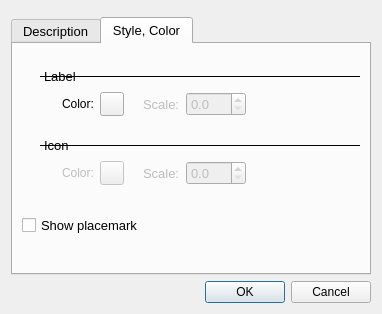
Before: the Qt Designer form src/lib/marble/EditTextAnnotationDialog.ui in KDE/marble, drawn with Qt 5.
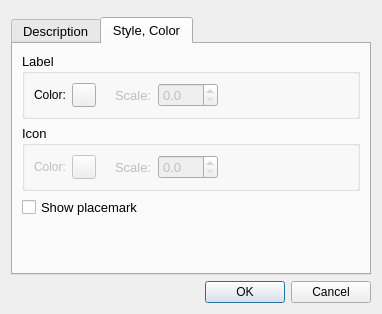
After: the same form once the commit is applied. Custom widgets are drawn as their Qt base class.

The edit to the form file:
```diff
--- a/src/lib/marble/EditTextAnnotationDialog.ui
+++ b/src/lib/marble/EditTextAnnotationDialog.ui
@@ -50,69 +50,11 @@
       </attribute>
       <layout class="QVBoxLayout" name="verticalLayout_3">
        <item>
-        <spacer name="verticalSpacer">
-         <property name="orientation">
-          <enum>Qt::Vertical</enum>
-         </property>
-         <property name="sizeType">
-          <enum>QSizePolicy::Fixed</enum>
-         </property>
-         <property name="sizeHint" stdset="0">
-          <size>
-           <width>308</width>
-           <height>13</height>
-          </size>
-         </property>
-        </spacer>
-       </item>
-       <item>
-        <layout class="QHBoxLayout" name="horizontalLayout">
-         <item>
-          <spacer name="horizontalSpacer">
-           <property name="orientation">
-            <enum>Qt::Horizontal</enum>
-           </property>
-           <property name="sizeType">
-            <enum>QSizePolicy::Fixed</enum>
-           </property>
-           <property name="sizeHint" stdset="0">
-            <size>
-             <width>18</width>
-             <height>20</height>
-            </size>
-           </property>
-          </spacer>
-         </item>
-         <item>
-          <widget class="QLabel" name="label_3">
-           <property name="frameShape">
-            <enum>QFrame::HLine</enum>
-           </property>
-           <property name="text">
+        <widget class="QGroupBox" name="groupBox">
+         <property name="title">
             <string>Label</string>
            </property>
-          </widget>
-         </item>
-        </layout>
-       </item>
-       <item>
-        <layout class="QHBoxLayout" name="horizontalLayout_4">
-         <item>
-          <spacer name="horizontalSpacer_2">
-           <property name="orientation">
-            <enum>Qt::Horizontal</enum>
-           </property>
-           <property name="sizeType">
-            <enum>QSizePolicy::Fixed</enum>
-           </property>
-           <property name="sizeHint" stdset="0">
-            <size>
-             <width>40</width>
-             <height>20</height>
-            </size>
-           </property>
-          </spacer>
-         </item>
+         <layout class="QHBoxLayout" name="horizontalLayout">
          <item>
           <layout class="QHBoxLayout" name="horizontalLayout_2">
            <item>
@@ -201,78 +143,21 @@
            </property>
            <property name="sizeHint" stdset="0">
             <size>
-             <width>78</width>
+              <width>96</width>
              <height>17</height>
             </size>
            </property>
           </spacer>
          </item>
         </layout>
+        </widget>
        </item>
        <item>
-        <spacer name="verticalSpacer_2">
-         <property name="orientation">
-          <enum>Qt::Vertical</enum>
-         </property>
-         <property name="sizeType">
-          <enum>QSizePolicy::Fixed</enum>
-         </property>
-         <property name="sizeHint" stdset="0">
-          <size>
-           <width>308</width>
-           <height>13</height>
-          </size>
-         </property>
-        </spacer>
-       </item>
-       <item>
-        <layout class="QHBoxLayout" name="horizontalLayout_5">
-         <item>
-          <spacer name="horizontalSpacer_5">
-           <property name="orientation">
-            <enum>Qt::Horizontal</enum>
-           </property>
-           <property name="sizeType">
-            <enum>QSizePolicy::Fixed</enum>
-           </property>
-           <property name="sizeHint" stdset="0">
-            <size>
-             <width>18</width>
-             <height>20</height>
-            </size>
-           </property>
-          </spacer>
-         </item>
-         <item>
-          <widget class="QLabel" name="label_6">
-           <property name="frameShape">
-            <enum>QFrame::HLine</enum>
-           </property>
-           <property name="text">
+        <widget class="QGroupBox" name="groupBox_2">
+         <property name="title">
             <string>Icon</string>
            </property>
-          </widget>
-         </item>
-        </layout>
-       </item>
-       <item>
-        <layout class="QHBoxLayout" name="horizontalLayout_10">
-         <item>
-          <spacer name="horizontalSpacer_13">
-           <property name="orientation">
-            <enum>Qt::Horizontal</enum>
-           </property>
-           <property name="sizeType">
-            <enum>QSizePolicy::Fixed</enum>
-           </property>
-           <property name="sizeHint" stdset="0">
-            <size>
-             <width>40</width>
-             <height>20</height>
-            </size>
-           </property>
-          </spacer>
-         </item>
+         <layout class="QHBoxLayout" name="horizontalLayout_4">
          <item>
           <layout class="QHBoxLayout" name="horizontalLayout_11">
            <item>
@@ -367,26 +252,14 @@
            </property>
            <property name="sizeHint" stdset="0">
             <size>
-             <width>78</width>
+              <width>96</width>
              <height>17</height>
             </size>
            </property>
           </spacer>
          </item>
         </layout>
-       </item>
-       <item>
-        <spacer name="verticalSpacer_4">
-         <property name="orientation">
-          <enum>Qt::Vertical</enum>
-         </property>
-         <property name="sizeHint" stdset="0">
-          <size>
-           <width>20</width>
-           <height>40</height>
-          </size>
-         </property>
-        </spacer>
+        </widget>
        </item>
        <item>
         <widget class="QCheckBox" name="m_isPlacemarkVisible">
```
Left out of the diff: 2 changed lines with no effect on the pictures. Lines whose indentation alone changed are shown as unchanged.
